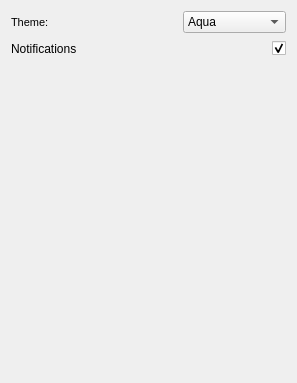
Before: the Qt Designer form miMessageClient/settingsmenu.ui in lucky-rydar/miMessage, drawn with Qt 5.
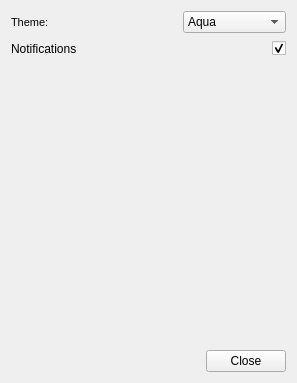
After: the same form once the commit is applied.

Commit message: Declared settings menu as subwindow

Patch:
```diff
--- a/miMessageClient/settingsmenu.ui
+++ b/miMessageClient/settingsmenu.ui
@@ -140,6 +140,30 @@
        </property>
       </spacer>
      </item>
+     <item>
+      <layout class="QHBoxLayout" name="horizontalLayout">
+       <item>
+        <spacer name="horizontalSpacer">
+         <property name="orientation">
+          <enum>Qt::Horizontal</enum>
+         </property>
+         <property name="sizeHint" stdset="0">
+          <size>
+           <width>40</width>
+           <height>20</height>
+          </size>
+         </property>
+        </spacer>
+       </item>
+       <item>
+        <widget class="QPushButton" name="closeButton">
+         <property name="text">
+          <string>Close</string>
+         </property>
+        </widget>
+       </item>
+      </layout>
+     </item>
     </layout>
    </item>
   </layout>
```
The commit also changes 2 other files.
